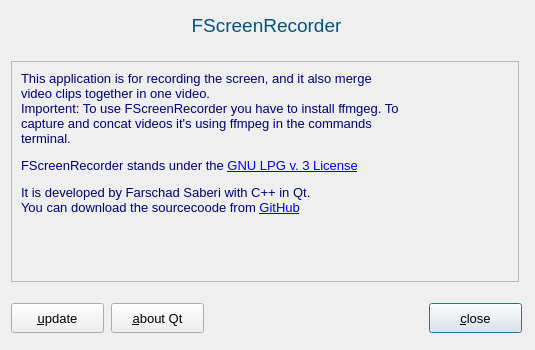
The window that dialoginfo.ui (fasa1964/screenrecorder) describes before a commit, drawn with Qt 5.
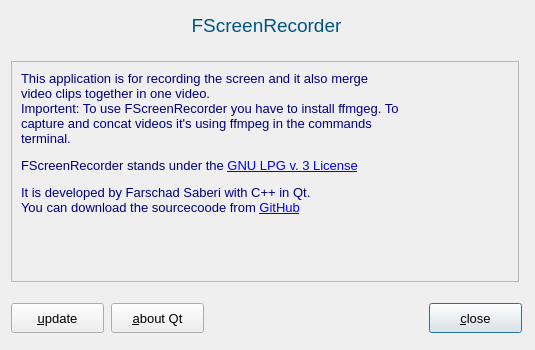
The same window after the commit. Icons and pictures are not drawn.

Commit message: Add label for application version.

What changed in the file:
```diff
--- a/dialoginfo.ui
+++ b/dialoginfo.ui
@@ -158,7 +158,7 @@
     <item row="0" column="0">
      <widget class="QLabel" name="label_2">
       <property name="text">
-       <string>&lt;html&gt;&lt;head/&gt;&lt;body&gt;&lt;p&gt;&lt;span style=&quot; color:#00007f;&quot;&gt;This application is for recording the screen, and it also merge video clips together in one video.&lt;br/&gt;Importent: To use FScreenRecorder you have to install ffmgeg. To capture and concat videos it's using ffmpeg in the commands terminal. &lt;/span&gt;&lt;/p&gt;&lt;p&gt;&lt;span style=&quot; color:#00007f;&quot;&gt;FScreenRecorder stands under the &lt;/span&gt;&lt;a href=&quot;https://www.gnu.org/licenses/gpl-3.0.en.html&quot;&gt;&lt;span style=&quot; text-decoration: underline; color:#0000ff;&quot;&gt;GNU LPG v. 3 License&lt;/span&gt;&lt;/a&gt;&lt;/p&gt;
+       <string>&lt;html&gt;&lt;head/&gt;&lt;body&gt;&lt;p&gt;&lt;span style=&quot; color:#00007f;&quot;&gt;This application is for recording the screen and it also merge video clips together in one video.&lt;br/&gt;Importent: To use FScreenRecorder you have to install ffmgeg. To capture and concat videos it's using ffmpeg in the commands terminal. &lt;/span&gt;&lt;/p&gt;&lt;p&gt;&lt;span style=&quot; color:#00007f;&quot;&gt;FScreenRecorder stands under the &lt;/span&gt;&lt;a href=&quot;https://www.gnu.org/licenses/gpl-3.0.en.html&quot;&gt;&lt;span style=&quot; text-decoration: underline; color:#0000ff;&quot;&gt;GNU LPG v. 3 License&lt;/span&gt;&lt;/a&gt;&lt;/p&gt;
 &lt;p&gt;&lt;span style=&quot; color:#00007f;&quot;&gt;It is developed by Farschad Saberi with C++ in Qt.&lt;br&gt;You can download the sourcecoode from &lt;a href=&quot;https://github.com/fasa1964/screenrecorder&quot;&gt;GitHub&lt;/a&gt;&lt;/span&gt; &lt;p&gt;&lt;br/&gt;&lt;/p&gt;&lt;/body&gt;&lt;/html&gt;</string>
       </property>
       <property name="wordWrap">
```
Left out of the diff: 53 changed lines with no effect on the pictures. The commit also changes 2 other files.
